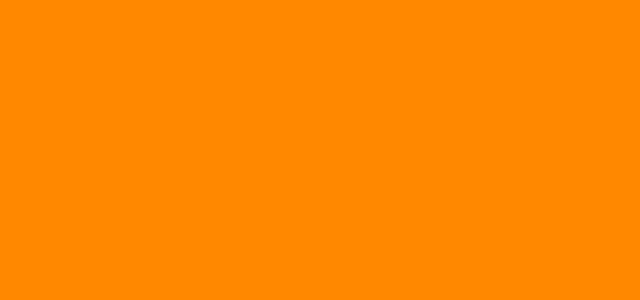
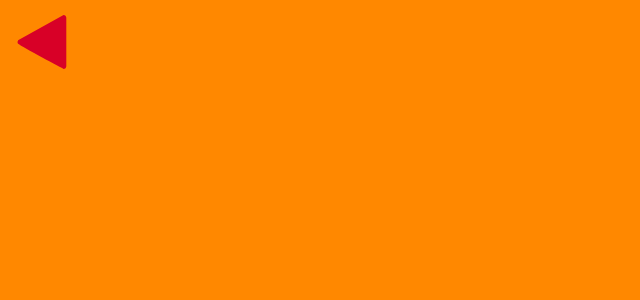
Before and after one commit to vndly/escaperoom, an Android app: the GameActivity screen opened directly, with no data from a screen before it, on a phone screen of 824 x 412 dp (held sideways). Before the commit the part shown is empty. Shown: the top 300 px of the screen, without its empty margins (0-640 px from the left). Run offline under Robolectric (Android 15) with nearby library versions, the phone set to English and light mode, and no system bars.

Commit message:
Added back button

```diff
--- a/app/src/main/java/com/mauriciotogneri/escaperoom/activities/BaseActivity.java
+++ b/app/src/main/java/com/mauriciotogneri/escaperoom/activities/BaseActivity.java
@@ -29,7 +29,8 @@ public class BaseActivity extends AppCompatActivity
                             | View.SYSTEM_UI_FLAG_LAYOUT_FULLSCREEN
                             | View.SYSTEM_UI_FLAG_HIDE_NAVIGATION
                             | View.SYSTEM_UI_FLAG_FULLSCREEN
-                            | View.SYSTEM_UI_FLAG_IMMERSIVE_STICKY);
+                            | View.SYSTEM_UI_FLAG_IMMERSIVE_STICKY
+                            | View.SYSTEM_UI_FLAG_IMMERSIVE);
         }
         else if (Build.VERSION.SDK_INT >= VERSION_CODES.JELLY_BEAN)
         {
--- a/app/src/main/java/com/mauriciotogneri/escaperoom/activities/GameActivity.java
+++ b/app/src/main/java/com/mauriciotogneri/escaperoom/activities/GameActivity.java
@@ -11,5 +11,7 @@ public class GameActivity extends BaseActivity
         super.onCreate(savedInstanceState);
 
         setContentView(R.layout.screen_game);
+
+        findViewById(R.id.button_back).setOnClickListener(view -> finish());
     }
 }
--- /dev/null
+++ b/app/src/main/res/drawable/ic_back.xml
@@ -0,0 +1,4 @@
+<vector android:height="36dp" android:viewportHeight="415.346"
+    android:viewportWidth="415.346" android:width="36dp" xmlns:android="http://schemas.android.com/apk/res/android">
+    <path android:fillColor="#d80027" android:pathData="M373.3,415C385.1,415 394.6,406 394.6,394L394.6,21.3C394.6,9.5 385.1,0 373.3,0L27,192C27,192 11,208 27,224 43,240 373.3,415 373.3,415Z"/>
+</vector>
--- a/app/src/main/res/layout/screen_game.xml
+++ b/app/src/main/res/layout/screen_game.xml
@@ -1,11 +1,16 @@
 <?xml version="1.0" encoding="utf-8"?>
-<LinearLayout
+<RelativeLayout
     android:id="@+id/container"
     xmlns:android="http://schemas.android.com/apk/res/android"
     android:layout_width="match_parent"
     android:layout_height="match_parent"
-    android:background="@android:color/holo_orange_dark"
-    android:gravity="center"
-    android:orientation="vertical">
+    android:background="@android:color/holo_orange_dark">
 
-</LinearLayout>
+    <ImageView
+        android:id="@+id/button.back"
+        android:layout_width="wrap_content"
+        android:layout_height="wrap_content"
+        android:padding="10dp"
+        android:src="@drawable/ic_back"/>
+
+</RelativeLayout>
```
